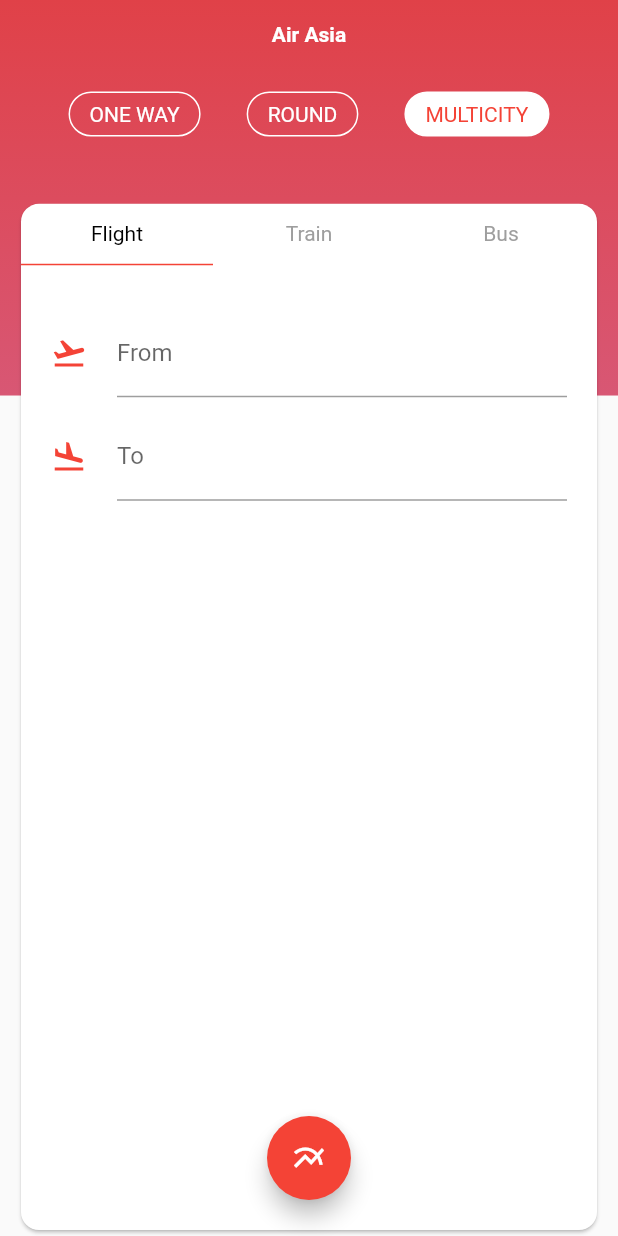
After one commit to RomanMaydana/flutter_animations, a Flutter app: the screen it shows after launch, after a tap on "Flight App", on a phone screen of 412 x 824 dp. The commit adds this screen. Run offline on Flutter 3.47's test engine with Material 2 defaults, Android fonts, the phone set to English and light mode, and no system bars; network calls fail.

Commit message:
add Flight app

```diff
--- a/lib/main.dart
+++ b/lib/main.dart
@@ -2,6 +2,7 @@ import 'package:animation_examples/ui/data_backup/data_backup_screen.dart';
 import 'package:flutter/material.dart';
 
 import 'ui/bank_screen.dart';
+import 'ui/flight_app/flight_app_screen.dart';
 import 'ui/main_bounce_tab_bar.dart';
 import 'ui/tween_animation_screen.dart';
 
@@ -57,11 +58,11 @@ class MyHomeScreen extends StatelessWidget {
                   push(context, const DataBackupScreen());
                 },
                 child: const Text('Data Backup')),
-            // ElevatedButton(
-            //     onPressed: () {
-            //       push(context, const TalkInteractivePage());
-            //     },
-            //     child: const Text('Talk Interactive Page')),
+            ElevatedButton(
+                onPressed: () {
+                  push(context, const FlightHomeApp());
+                },
+                child: const Text('Flight App')),
             // ElevatedButton(
             //     onPressed: () {
             //       push(context, const AnimatedDonutChart());
--- /dev/null
+++ b/lib/ui/flight_app/flight_app_screen.dart
@@ -0,0 +1,162 @@
+import 'package:flutter/material.dart';
+
+import 'flight_form.dart';
+import 'flight_time_line.dart';
+
+enum FlightView { form, timeline }
+
+class FlightHomeApp extends StatefulWidget {
+  const FlightHomeApp({super.key});
+
+  @override
+  State<FlightHomeApp> createState() => _FlightHomeAppState();
+}
+
+class _FlightHomeAppState extends State<FlightHomeApp> {
+  FlightView flightView = FlightView.form;
+
+  @override
+  Widget build(BuildContext context) {
+    final headerHight = MediaQuery.of(context).size.height * 0.32;
+    return MaterialApp(
+      debugShowCheckedModeBanner: false,
+      home: SafeArea(
+        child: Scaffold(
+          body: Stack(
+            fit: StackFit.expand,
+            children: [
+              Positioned(
+                height: headerHight,
+                left: 0,
+                right: 0,
+                child: const DecoratedBox(
+                  decoration: BoxDecoration(
+                      gradient: LinearGradient(
+                          begin: Alignment.topCenter,
+                          end: Alignment.bottomCenter,
+                          colors: [Color(0xffe04148), Color(0xffd85774)])),
+                  child: Padding(
+                    padding: EdgeInsets.all(15),
+                    child: Column(
+                      children: [
+                        Text(
+                          'Air Asia',
+                          style: TextStyle(
+                              fontWeight: FontWeight.bold, color: Colors.white),
+                          textAlign: TextAlign.center,
+                        ),
+                        SizedBox(
+                          height: 30,
+                        ),
+                        Row(
+                          mainAxisAlignment: MainAxisAlignment.spaceEvenly,
+                          children: [
+                            HeaderButton(title: 'one way', selected: false),
+                            HeaderButton(title: 'round', selected: false),
+                            HeaderButton(title: 'multicity', selected: true)
+                          ],
+                        )
+                      ],
+                    ),
+                  ),
+                ),
+              ),
+              Positioned(
+                  left: 10,
+                  right: 10,
+                  top: headerHight / 2,
+                  bottom: 0,
+                  child: Card(
+                    shape: RoundedRectangleBorder(
+                        borderRadius: BorderRadius.circular(12.0)),
+                    child: Column(
+                      children: [
+                        const Row(
+                          children: [
+                            Expanded(
+                                child:
+                                    TabButton(title: 'Flight', selected: true)),
+                            Expanded(
+                                child:
+                                    TabButton(title: 'Train', selected: false)),
+                            Expanded(
+                                child:
+                                    TabButton(title: 'Bus', selected: false)),
+                          ],
+                        ),
+                        Expanded(
+                            child: flightView == FlightView.form
+                                ? FlightForm(
+                                    onTap: _onflightPressed,
+                                  )
+                                : const FlightTimeLine())
+                      ],
+                    ),
+                  ))
+            ],
+          ),
+        ),
+      ),
+    );
+  }
+
+  void _onflightPressed() {
+    setState(() {
+      flightView = FlightView.timeline;
+    });
+  }
+}
+
+class TabButton extends StatelessWidget {
+  const TabButton({super.key, required this.title, required this.selected});
+  final String title;
+  final bool selected;
+  @override
+  Widget build(BuildContext context) {
+    return SizedBox(
+      height: 50,
+      child: Column(
+        children: [
+          Padding(
+            padding: const EdgeInsets.all(12.0),
+            child: Text(
+              title,
+              style: TextStyle(color: selected ? Colors.black : Colors.grey),
+            ),
+          ),
+          if (selected)
+            Container(
+              height: 1,
+              color: Colors.red,
+            )
+        ],
+      ),
+    );
+  }
+}
+
+class HeaderButton extends StatelessWidget {
+  const HeaderButton({super.key, required this.title, required this.selected});
+
+  final String title;
+  final bool selected;
+
+  @override
+  Widget build(BuildContext context) {
+    return Container(
+      decoration: BoxDecoration(
+          color: selected ? Colors.white : null,
+          borderRadius: BorderRadius.circular(20),
+          border: Border.all(color: Colors.white)),
+      child: Padding(
+        padding: const EdgeInsets.symmetric(vertical: 6.0, horizontal: 13),
+        child: Center(
+          child: Text(
+            title.toUpperCase(),
+            style: TextStyle(color: selected ? Colors.red : Colors.white),
+          ),
+        ),
+      ),
+    );
+  }
+}
--- /dev/null
+++ b/lib/ui/flight_app/flight_form.dart
@@ -0,0 +1,51 @@
+import 'package:flutter/material.dart';
+
+class FlightForm extends StatelessWidget {
+  const FlightForm({super.key, required this.onTap});
+  final VoidCallback onTap;
+  @override
+  Widget build(BuildContext context) {
+    return  Padding(
+      padding: const EdgeInsets.all(20),
+      child: Column(
+        children: [
+         const Row(
+            children: [
+              Icon(
+                Icons.flight_takeoff,
+                color: Colors.red,
+              ),
+              SizedBox(
+                width: 20,
+              ),
+              Expanded(
+                  child: TextField(
+                decoration: InputDecoration(labelText: 'From'),
+              ))
+            ],
+          ),
+         const  SizedBox(
+            height: 10,
+          ),
+         const Row(
+            children: [
+              Icon(
+                Icons.flight_land,
+                color: Colors.red,
+              ),
+              SizedBox(
+                width: 20,
+              ),
+              Expanded(
+                  child: TextField(
+                decoration: InputDecoration(labelText: 'To'),
+              ))
+            ],
+          ),
+          const Spacer(),
+          FloatingActionButton(onPressed: onTap, backgroundColor: Colors.red, child: const Icon(Icons.multiline_chart),)
+        ],
+      ),
+    );
+  }
+}
```
Also changed, not shown: lib/ui/flight_app/flight_routes.dart (added, +124 -0 lines), lib/ui/flight_app/flight_time_line.dart (added, +256 -0 lines).
